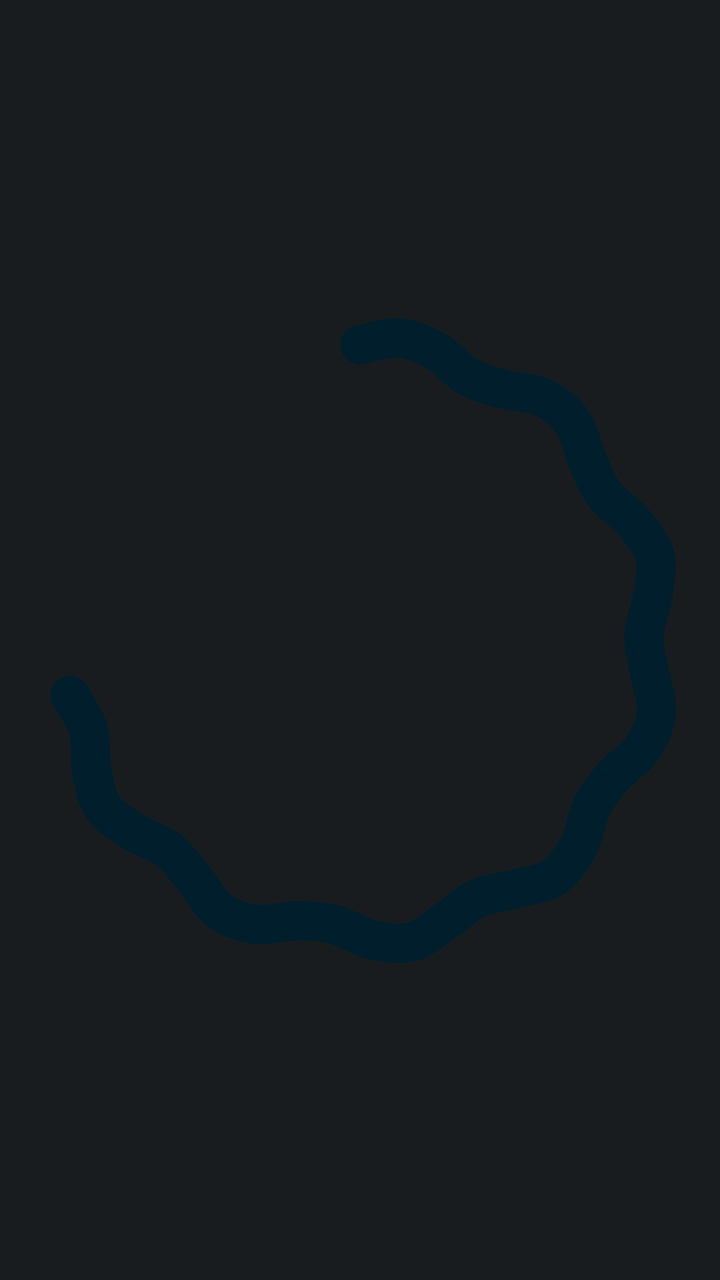
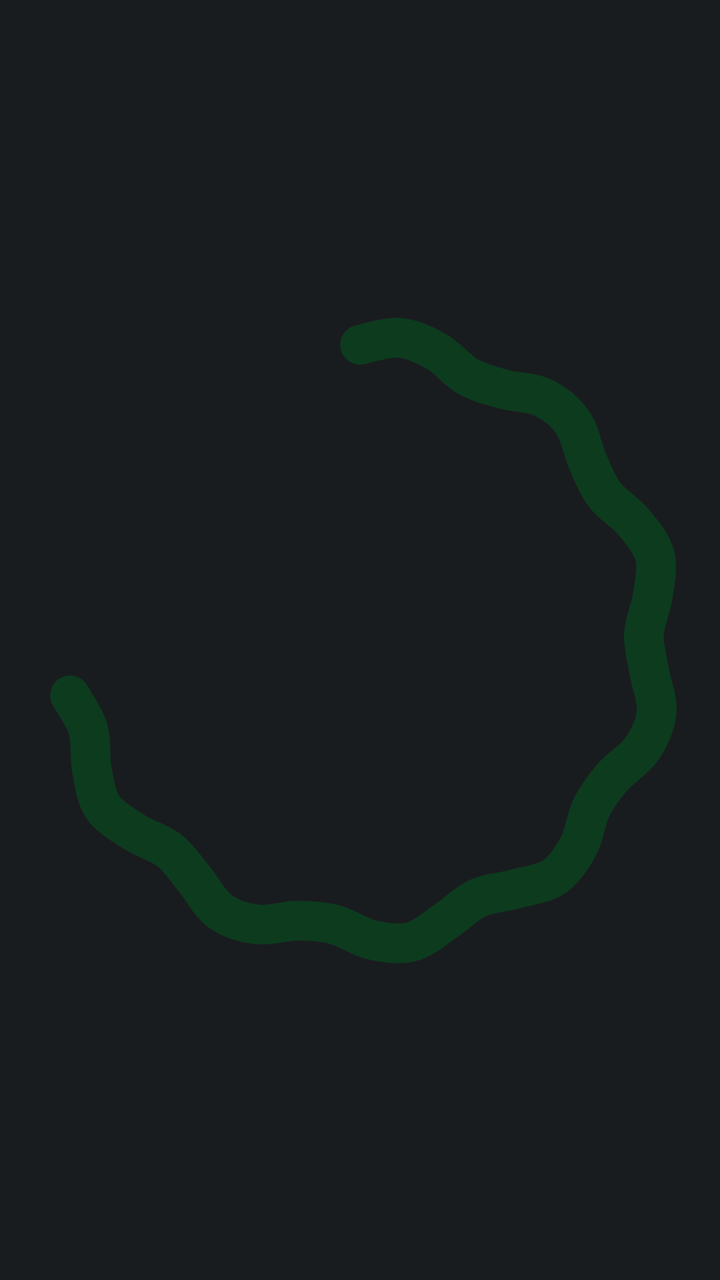

Before-and-after screenshots of an Android layout around one commit, followed by the original layout XML and the change that was made.
<!-- AndroidManifest.xml: application theme AppTheme -->
<!-- res/layout/wave_72.xml -->
<?xml version="1.0" encoding="utf-8"?>
<ProgressBar xmlns:android="http://schemas.android.com/apk/res/android"
    android:id="@+id/wave"
    android:layout_width="120dp"
    android:layout_height="120dp"
    android:layout_gravity="center"
    android:indeterminate="true"
    android:indeterminateBehavior="repeat"
    android:indeterminateDuration="1600"
    android:indeterminateDrawable="@drawable/charge_wave_72"
    android:indeterminateTint="@color/g_on_primary_c"
    android:indeterminateTintMode="src_in" />
<!-- resources referenced by this layout -->
<resources>
  <color name="g_on_primary_c">@android:color/system_accent1_900</color>
  <!-- drawable charge_wave_72: vector/xml drawable (drawable, 51523 chars, omitted) -->
  <style name="AppTheme" parent="@android:style/Theme.DeviceDefault.NoActionBar">
          <item name="android:windowBackground">@color/ui_bg</item>
          <item name="android:statusBarColor">@android:color/transparent</item>
          <item name="android:navigationBarColor">@android:color/transparent</item>
          <item name="android:windowLightStatusBar">false</item>
          <item name="android:windowLightNavigationBar">false</item>
      </style>
  <color name="ui_bg">@android:color/system_neutral1_900</color>
</resources>

<!-- the commit's change to res/layout/wave_72.xml (unified diff, before → after) -->
@@ -8,5 +8,5 @@
     android:indeterminateBehavior="repeat"
     android:indeterminateDuration="1600"
     android:indeterminateDrawable="@drawable/charge_wave_72"
-    android:indeterminateTint="@color/g_on_primary_c"
+    android:indeterminateTint="@color/g_on_charge"
     android:indeterminateTintMode="src_in" />
<!-- resource entries referenced after the edit -->
@@ -1,6 +1,6 @@
 <!-- resources referenced by this layout -->
 <resources>
-  <color name="g_on_primary_c">@android:color/system_accent1_900</color>
+  <color name="g_on_charge">#FF0C3B1E</color>
   <!-- drawable charge_wave_72: vector/xml drawable (drawable, 51523 chars, omitted) -->
   <style name="AppTheme" parent="@android:style/Theme.DeviceDefault.NoActionBar">
           <item name="android:windowBackground">@color/ui_bg</item>
